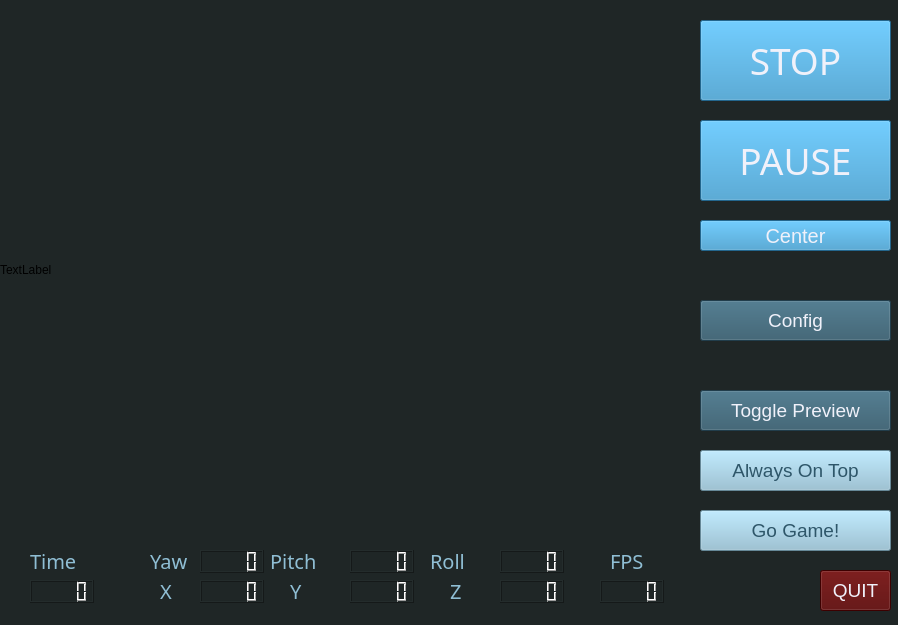
This is assets/ui/mainwindow.ui in jyfzh/FOXTracker as Qt 5 draws it before an edit. The edited form follows.
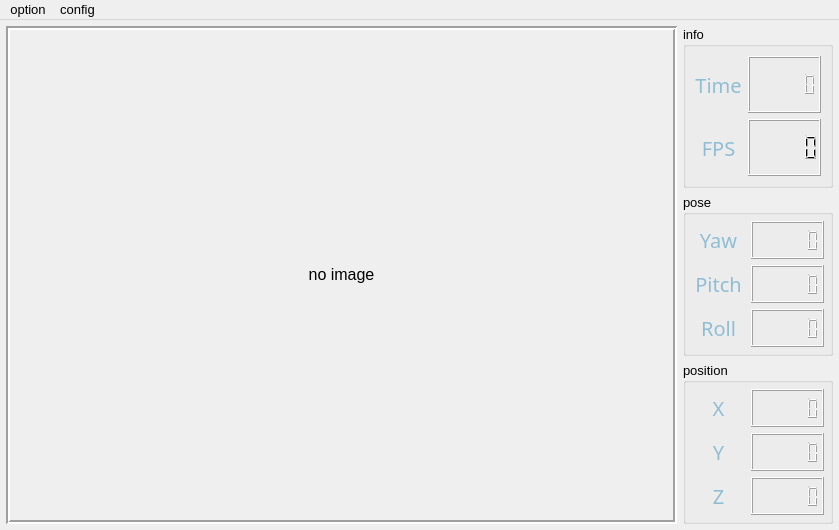
This is the edited form.

Commit message: Rework main window with menu actions and resizable layouts; refactor window controls

```diff
--- a/assets/ui/mainwindow.ui
+++ b/assets/ui/mainwindow.ui
@@ -6,188 +6,140 @@
    <rect>
     <x>0</x>
     <y>0</y>
-    <width>898</width>
-    <height>625</height>
+    <width>839</width>
+    <height>530</height>
    </rect>
   </property>
   <property name="minimumSize">
    <size>
-    <width>812</width>
-    <height>570</height>
+    <width>640</width>
+    <height>420</height>
    </size>
   </property>
   <property name="font">
    <font>
-    <family>Source Code Variable</family>
-    <pointsize>15</pointsize>
-    <weight>50</weight>
+    <family>Microsoft YaHei UI</family>
+    <pointsize>10</pointsize>
     <italic>false</italic>
     <bold>false</bold>
+    <strikeout>false</strikeout>
    </font>
   </property>
   <property name="windowTitle">
    <string>MainWindow</string>
   </property>
   <property name="autoFillBackground">
-   <bool>false</bool>
-  </property>
-  <property name="styleSheet">
-   <string notr="true">background-color: rgb(31, 38, 38);
-font: 15pt &quot;Source Code Variable&quot;;</string>
+   <bool>true</bool>
   </property>
   <widget class="QWidget" name="centralwidget">
-   <widget class="QPushButton" name="endbutton">
-    <property name="geometry">
-     <rect>
-      <x>700</x>
-      <y>20</y>
-      <width>191</width>
-      <height>81</height>
-     </rect>
-    </property>
-    <property name="font">
-     <font>
-      <family>Source Code Variable</family>
-      <pointsize>28</pointsize>
-      <weight>50</weight>
-      <italic>false</italic>
-      <bold>false</bold>
-     </font>
-    </property>
-    <property name="styleSheet">
-     <string notr="true">background-color: rgb(49, 143, 197);
-font: 28pt;
-color: rgb(240, 241, 250);</string>
-    </property>
-    <property name="text">
-     <string>STOP</string>
+   <property name="sizePolicy">
+    <sizepolicy hsizetype="Expanding" vsizetype="Expanding">
+     <horstretch>0</horstretch>
+     <verstretch>0</verstretch>
+    </sizepolicy>
+   </property>
+   <property name="layoutDirection">
+    <enum>Qt::LayoutDirection::LeftToRight</enum>
+   </property>
+   <property name="autoFillBackground">
+    <bool>false</bool>
+   </property>
+   <layout class="QHBoxLayout" name="horizontalLayout">
+    <property name="leftMargin">
+     <number>6</number>
     </property>
-   </widget>
-   <widget class="QPushButton" name="toggle_preview">
-    <property name="geometry">
-     <rect>
-      <x>700</x>
-      <y>390</y>
-      <width>191</width>
-      <height>41</height>
-     </rect>
+    <property name="topMargin">
+     <number>6</number>
     </property>
-    <property name="styleSheet">
-     <string notr="true">font: 14pt;
-background-color: rgb(46, 86, 105);
-color: rgb(240, 241, 250);</string>
+    <property name="rightMargin">
+     <number>6</number>
     </property>
-    <property name="text">
-     <string>Toggle Preview</string>
+    <property name="bottomMargin">
+     <number>6</number>
     </property>
-   </widget>
-   <widget class="QPushButton" name="gamemode">
-    <property name="geometry">
-     <rect>
-      <x>700</x>
-      <y>510</y>
-      <width>191</width>
-      <height>41</height>
-     </rect>
-    </property>
-    <property name="styleSheet">
-     <string notr="true">font: 14pt;
-background-color: rgb(143, 190, 212);
-color: #2e5669;</string>
-    </property>
-    <property name="text">
-     <string>Go Game!</string>
-    </property>
-   </widget>
+    <item>
    <widget class="QLabel" name="preview_camera">
-    <property name="geometry">
-     <rect>
-      <x>0</x>
-      <y>30</y>
-      <width>640</width>
-      <height>480</height>
-     </rect>
-    </property>
-    <property name="text">
-     <string>TextLabel</string>
-    </property>
-   </widget>
-   <widget class="QLabel" name="label">
-    <property name="geometry">
-     <rect>
-      <x>30</x>
-      <y>550</y>
-      <width>91</width>
-      <height>21</height>
-     </rect>
-    </property>
-    <property name="font">
-     <font>
-      <family>Source Code Variable</family>
-      <pointsize>15</pointsize>
-      <weight>50</weight>
-      <italic>false</italic>
-      <bold>false</bold>
-     </font>
-    </property>
-    <property name="styleSheet">
-     <string notr="true">color: #8fbed4;</string>
+      <property name="sizePolicy">
+       <sizepolicy hsizetype="Expanding" vsizetype="Expanding">
+        <horstretch>0</horstretch>
+        <verstretch>0</verstretch>
+       </sizepolicy>
+      </property>
+      <property name="minimumSize">
+       <size>
+        <width>320</width>
+        <height>240</height>
+       </size>
+      </property>
+      <property name="frameShape">
+       <enum>QFrame::Shape::Box</enum>
+      </property>
+      <property name="frameShadow">
+       <enum>QFrame::Shadow::Sunken</enum>
+      </property>
+      <property name="lineWidth">
+       <number>2</number>
     </property>
     <property name="text">
-     <string>Time</string>
-    </property>
-   </widget>
-   <widget class="QLCDNumber" name="time_disp">
-    <property name="geometry">
-     <rect>
-      <x>30</x>
-      <y>580</y>
-      <width>64</width>
-      <height>23</height>
-     </rect>
-    </property>
-   </widget>
-   <widget class="QLabel" name="label_2">
-    <property name="geometry">
-     <rect>
-      <x>150</x>
-      <y>550</y>
-      <width>51</width>
-      <height>21</height>
-     </rect>
-    </property>
-    <property name="font">
-     <font>
-      <family>Source Code Variable</family>
-      <pointsize>15</pointsize>
-      <weight>50</weight>
-      <italic>false</italic>
-      <bold>false</bold>
-     </font>
-    </property>
-    <property name="styleSheet">
-     <string notr="true">color: #8fbed4;</string>
-    </property>
-    <property name="text">
-     <string>Yaw</string>
-    </property>
-   </widget>
+       <string>&lt;html&gt;&lt;head/&gt;&lt;body&gt;&lt;p&gt;&lt;span style=&quot; font-size:12pt;&quot;&gt;no image&lt;/span&gt;&lt;/p&gt;&lt;/body&gt;&lt;/html&gt;</string>
+      </property>
+      <property name="scaledContents">
+       <bool>true</bool>
+      </property>
+      <property name="alignment">
+       <set>Qt::AlignmentFlag::AlignCenter</set>
+      </property>
+     </widget>
+    </item>
+    <item>
+     <layout class="QGridLayout" name="gridLayout_2" rowstretch="0,0,0">
+      <property name="spacing">
+       <number>6</number>
+      </property>
+      <item row="1" column="0">
+       <widget class="QGroupBox" name="groupBox_4">
+        <property name="title">
+         <string>pose</string>
+        </property>
+        <layout class="QGridLayout" name="gridLayout_4">
+         <property name="leftMargin">
+          <number>6</number>
+         </property>
+         <property name="topMargin">
+          <number>6</number>
+         </property>
+         <property name="rightMargin">
+          <number>6</number>
+         </property>
+         <property name="bottomMargin">
+          <number>6</number>
+         </property>
+         <property name="spacing">
+          <number>6</number>
+         </property>
+         <item row="1" column="2">
+          <widget class="QLCDNumber" name="yaw_disp">
+           <property name="digitCount">
+            <number>6</number>
+           </property>
+          </widget>
+         </item>
+         <item row="4" column="2">
+          <widget class="QLCDNumber" name="roll_disp">
+           <property name="digitCount">
+            <number>6</number>
+           </property>
+          </widget>
+         </item>
+         <item row="4" column="1">
    <widget class="QLabel" name="label_3">
-    <property name="geometry">
-     <rect>
-      <x>430</x>
-      <y>550</y>
-      <width>61</width>
-      <height>21</height>
-     </rect>
-    </property>
     <property name="font">
      <font>
       <family>Source Code Variable</family>
       <pointsize>15</pointsize>
-      <weight>50</weight>
       <italic>false</italic>
       <bold>false</bold>
+             <strikeout>false</strikeout>
      </font>
     </property>
     <property name="styleSheet">
@@ -196,23 +148,20 @@
     <property name="text">
      <string>Roll</string>
     </property>
-   </widget>
+           <property name="alignment">
+            <set>Qt::AlignmentFlag::AlignCenter</set>
+           </property>
+          </widget>
+         </item>
+         <item row="3" column="1">
    <widget class="QLabel" name="label_4">
-    <property name="geometry">
-     <rect>
-      <x>270</x>
-      <y>550</y>
-      <width>81</width>
-      <height>21</height>
-     </rect>
-    </property>
     <property name="font">
      <font>
       <family>Source Code Variable</family>
       <pointsize>15</pointsize>
-      <weight>50</weight>
       <italic>false</italic>
       <bold>false</bold>
+             <strikeout>false</strikeout>
      </font>
     </property>
     <property name="styleSheet">
@@ -221,53 +170,73 @@
     <property name="text">
      <string>Pitch</string>
     </property>
-   </widget>
-   <widget class="QLCDNumber" name="yaw_disp">
-    <property name="geometry">
-     <rect>
-      <x>200</x>
-      <y>550</y>
-      <width>64</width>
-      <height>23</height>
-     </rect>
-    </property>
-   </widget>
-   <widget class="QLCDNumber" name="roll_disp">
-    <property name="geometry">
-     <rect>
-      <x>500</x>
-      <y>550</y>
-      <width>64</width>
-      <height>23</height>
-     </rect>
-    </property>
-   </widget>
+           <property name="alignment">
+            <set>Qt::AlignmentFlag::AlignCenter</set>
+           </property>
+          </widget>
+         </item>
+         <item row="3" column="2">
    <widget class="QLCDNumber" name="pitch_disp">
-    <property name="geometry">
-     <rect>
-      <x>350</x>
-      <y>550</y>
-      <width>64</width>
-      <height>23</height>
-     </rect>
-    </property>
-   </widget>
+           <property name="digitCount">
+            <number>6</number>
+           </property>
+          </widget>
+         </item>
+         <item row="1" column="1">
+          <widget class="QLabel" name="label_2">
+           <property name="font">
+            <font>
+             <family>Source Code Variable</family>
+             <pointsize>15</pointsize>
+             <italic>false</italic>
+             <bold>false</bold>
+             <strikeout>false</strikeout>
+            </font>
+           </property>
+           <property name="styleSheet">
+            <string notr="true">color: #8fbed4;</string>
+           </property>
+           <property name="text">
+            <string>Yaw</string>
+           </property>
+           <property name="alignment">
+            <set>Qt::AlignmentFlag::AlignCenter</set>
+           </property>
+          </widget>
+         </item>
+        </layout>
+       </widget>
+      </item>
+      <item row="2" column="0">
+       <widget class="QGroupBox" name="groupBox_2">
+        <property name="title">
+         <string>position</string>
+        </property>
+        <layout class="QGridLayout" name="gridLayout_5">
+         <property name="leftMargin">
+          <number>6</number>
+         </property>
+         <property name="topMargin">
+          <number>6</number>
+         </property>
+         <property name="rightMargin">
+          <number>6</number>
+         </property>
+         <property name="bottomMargin">
+          <number>6</number>
+         </property>
+         <property name="spacing">
+          <number>6</number>
+         </property>
+         <item row="0" column="0">
    <widget class="QLabel" name="label_5">
-    <property name="geometry">
-     <rect>
-      <x>160</x>
-      <y>580</y>
-      <width>21</width>
-      <height>21</height>
-     </rect>
-    </property>
     <property name="font">
      <font>
       <family>Source Code Variable</family>
       <pointsize>15</pointsize>
-      <weight>50</weight>
       <italic>false</italic>
       <bold>false</bold>
+             <strikeout>false</strikeout>
      </font>
     </property>
     <property name="styleSheet">
@@ -276,33 +245,27 @@
     <property name="text">
      <string>X</string>
     </property>
-   </widget>
-   <widget class="QLCDNumber" name="z_disp">
-    <property name="geometry">
-     <rect>
-      <x>500</x>
-      <y>580</y>
-      <width>64</width>
-      <height>23</height>
-     </rect>
-    </property>
-   </widget>
+           <property name="alignment">
+            <set>Qt::AlignmentFlag::AlignCenter</set>
+           </property>
+          </widget>
+         </item>
+         <item row="0" column="1">
+          <widget class="QLCDNumber" name="x_disp">
+           <property name="digitCount">
+            <number>6</number>
+           </property>
+          </widget>
+         </item>
+         <item row="1" column="0">
    <widget class="QLabel" name="label_6">
-    <property name="geometry">
-     <rect>
-      <x>290</x>
-      <y>580</y>
-      <width>21</width>
-      <height>21</height>
-     </rect>
-    </property>
     <property name="font">
      <font>
       <family>Source Code Variable</family>
       <pointsize>15</pointsize>
-      <weight>50</weight>
       <italic>false</italic>
       <bold>false</bold>
+             <strikeout>false</strikeout>
      </font>
     </property>
     <property name="styleSheet">
@@ -311,43 +274,27 @@
     <property name="text">
      <string>Y</string>
     </property>
-   </widget>
+           <property name="alignment">
+            <set>Qt::AlignmentFlag::AlignCenter</set>
+           </property>
+          </widget>
+         </item>
+         <item row="1" column="1">
    <widget class="QLCDNumber" name="y_disp">
-    <property name="geometry">
-     <rect>
-      <x>350</x>
-      <y>580</y>
-      <width>64</width>
-      <height>23</height>
-     </rect>
-    </property>
-   </widget>
-   <widget class="QLCDNumber" name="x_disp">
-    <property name="geometry">
-     <rect>
-      <x>200</x>
-      <y>580</y>
-      <width>64</width>
-      <height>23</height>
-     </rect>
-    </property>
-   </widget>
+           <property name="digitCount">
+            <number>6</number>
+           </property>
+          </widget>
+         </item>
+         <item row="2" column="0">
    <widget class="QLabel" name="label_7">
-    <property name="geometry">
-     <rect>
-      <x>450</x>
-      <y>580</y>
-      <width>31</width>
-      <height>21</height>
-     </rect>
-    </property>
     <property name="font">
      <font>
       <family>Source Code Variable</family>
       <pointsize>15</pointsize>
-      <weight>50</weight>
       <italic>false</italic>
       <bold>false</bold>
+             <strikeout>false</strikeout>
      </font>
     </property>
     <property name="styleSheet">
@@ -356,78 +303,65 @@
     <property name="text">
      <string>Z</string>
     </property>
-   </widget>
-   <widget class="QPushButton" name="config_button">
-    <property name="geometry">
-     <rect>
-      <x>700</x>
-      <y>300</y>
-      <width>191</width>
-      <height>41</height>
-     </rect>
-    </property>
-    <property name="styleSheet">
-     <string notr="true">font: 14pt;
-background-color: rgb(46, 86, 105);
-color: rgb(240, 241, 250);</string>
-    </property>
-    <property name="text">
-     <string>Config</string>
-    </property>
-   </widget>
-   <widget class="QPushButton" name="pause">
-    <property name="geometry">
-     <rect>
-      <x>700</x>
-      <y>120</y>
-      <width>191</width>
-      <height>81</height>
-     </rect>
-    </property>
+           <property name="alignment">
+            <set>Qt::AlignmentFlag::AlignCenter</set>
+           </property>
+          </widget>
+         </item>
+         <item row="2" column="1">
+          <widget class="QLCDNumber" name="z_disp">
+           <property name="digitCount">
+            <number>6</number>
+           </property>
+          </widget>
+         </item>
+        </layout>
+       </widget>
+      </item>
+      <item row="0" column="0">
+       <widget class="QGroupBox" name="groupBox">
+        <property name="title">
+         <string>info</string>
+        </property>
+        <layout class="QGridLayout" name="gridLayout">
+         <item row="0" column="0">
+          <widget class="QLabel" name="label">
     <property name="font">
      <font>
       <family>Source Code Variable</family>
-      <pointsize>28</pointsize>
-      <weight>50</weight>
+             <pointsize>15</pointsize>
       <italic>false</italic>
       <bold>false</bold>
+             <strikeout>false</strikeout>
      </font>
     </property>
     <property name="styleSheet">
-     <string notr="true">background-color: rgb(49, 143, 197);
-font: 28pt;
-color: rgb(240, 241, 250);</string>
+            <string notr="true">color: #8fbed4;</string>
     </property>
     <property name="text">
-     <string>PAUSE</string>
-    </property>
-   </widget>
-   <widget class="QLCDNumber" name="fps_disp">
-    <property name="geometry">
-     <rect>
-      <x>600</x>
-      <y>580</y>
-      <width>64</width>
-      <height>23</height>
-     </rect>
-    </property>
-   </widget>
+            <string>Time</string>
+           </property>
+           <property name="alignment">
+            <set>Qt::AlignmentFlag::AlignCenter</set>
+           </property>
+          </widget>
+         </item>
+         <item row="0" column="1">
+          <widget class="QLCDNumber" name="time_disp">
+           <property name="digitCount">
+            <number>6</number>
+           </property>
+          </widget>
+         </item>
+         <item row="1" column="0">
    <widget class="QLabel" name="label_8">
-    <property name="geometry">
-     <rect>
-      <x>610</x>
-      <y>550</y>
-      <width>81</width>
-      <height>21</height>
-     </rect>
-    </property>
     <property name="font">
      <font>
       <family>Source Code Variable</family>
       <pointsize>15</pointsize>
-      <weight>50</weight>
       <italic>false</italic>
       <bold>false</bold>
+             <strikeout>false</strikeout>
      </font>
     </property>
     <property name="styleSheet">
@@ -436,62 +370,127 @@
     <property name="text">
      <string>FPS</string>
     </property>
-   </widget>
-   <widget class="QPushButton" name="centerButton">
+           <property name="alignment">
+            <set>Qt::AlignmentFlag::AlignCenter</set>
+           </property>
+          </widget>
+         </item>
+         <item row="1" column="1">
+          <widget class="QLCDNumber" name="fps_disp">
+           <property name="digitCount">
+            <number>5</number>
+           </property>
+          </widget>
+         </item>
+        </layout>
+       </widget>
+      </item>
+     </layout>
+    </item>
+   </layout>
+  </widget>
+  <widget class="QMenuBar" name="menuBar">
     <property name="geometry">
      <rect>
-      <x>700</x>
-      <y>220</y>
-      <width>191</width>
-      <height>31</height>
-     </rect>
-    </property>
-    <property name="styleSheet">
-     <string notr="true">background-color: rgb(49, 143, 197);
-font: 15pt;
-color: rgb(240, 241, 250);</string>
-    </property>
-    <property name="text">
-     <string>Center</string>
-    </property>
+     <x>0</x>
+     <y>0</y>
+     <width>839</width>
+     <height>22</height>
+    </rect>
+   </property>
+   <property name="sizePolicy">
+    <sizepolicy hsizetype="Fixed" vsizetype="Fixed">
+     <horstretch>0</horstretch>
+     <verstretch>0</verstretch>
+    </sizepolicy>
+   </property>
+   <property name="maximumSize">
+    <size>
+     <width>16777</width>
+     <height>16777</height>
+    </size>
+   </property>
+   <property name="nativeMenuBar">
+    <bool>true</bool>
+   </property>
+   <widget class="QMenu" name="menu">
+    <property name="title">
+     <string>option</string>
+    </property>
+    <addaction name="actionstart"/>
+    <addaction name="actionstop"/>
+    <addaction name="actionpause"/>
+    <addaction name="separator"/>
+    <addaction name="actioncenter"/>
    </widget>
-   <widget class="QPushButton" name="always_on_top">
-    <property name="geometry">
-     <rect>
-      <x>700</x>
-      <y>450</y>
-      <width>191</width>
-      <height>41</height>
-     </rect>
+   <widget class="QMenu" name="menuconfig">
+    <property name="title">
+     <string>config</string>
     </property>
-    <property name="styleSheet">
-     <string notr="true">font: 14pt;
-background-color: rgb(143, 190, 212);
-color: #2e5669;</string>
-    </property>
+    <addaction name="actionconfig"/>
+    <addaction name="actionalways_on_top"/>
+    <addaction name="actiontoggle_preview"/>
+   </widget>
+   <addaction name="menu"/>
+   <addaction name="menuconfig"/>
+  </widget>
+  <action name="actionstart">
+   <property name="text">
+    <string>start</string>
+   </property>
+   <property name="font">
+    <font>
+     <pointsize>10</pointsize>
+    </font>
+   </property>
+  </action>
+  <action name="actionstop">
     <property name="text">
-     <string>Always On Top</string>
-    </property>
-   </widget>
-   <widget class="QPushButton" name="quit">
-    <property name="geometry">
-     <rect>
-      <x>820</x>
-      <y>570</y>
-      <width>71</width>
-      <height>41</height>
-     </rect>
-    </property>
-    <property name="styleSheet">
-     <string notr="true">font: 14pt;
-background-color: rgb(85, 0, 0);
-color: rgb(240, 241, 250);</string>
-    </property>
+    <string>stop</string>
+   </property>
+   <property name="font">
+    <font>
+     <pointsize>10</pointsize>
+    </font>
+   </property>
+  </action>
+  <action name="actionpause">
+   <property name="text">
+    <string>pause</string>
+   </property>
+   <property name="menuRole">
+    <enum>QAction::MenuRole::NoRole</enum>
+   </property>
+  </action>
+  <action name="actioncenter">
     <property name="text">
-     <string>QUIT</string>
-    </property>
-   </widget>
-  </widget>
+    <string>center</string>
+   </property>
+   <property name="menuRole">
+    <enum>QAction::MenuRole::NoRole</enum>
+   </property>
+  </action>
+  <action name="actionconfig">
+   <property name="text">
+    <string>config</string>
+   </property>
+  </action>
+  <action name="actionalways_on_top">
+   <property name="checkable">
+    <bool>true</bool>
+   </property>
+   <property name="text">
+    <string>always on top</string>
+   </property>
+  </action>
+  <action name="actiontoggle_preview">
+   <property name="checkable">
+    <bool>false</bool>
+   </property>
+   <property name="text">
+    <string>toggle preview</string>
+   </property>
+  </action>
  </widget>
  <resources/>
  <connections/>
```
Left out of the diff: 3 changed lines with no effect on the pictures. Lines whose indentation alone changed are shown as unchanged. The commit also changes 4 other files.
